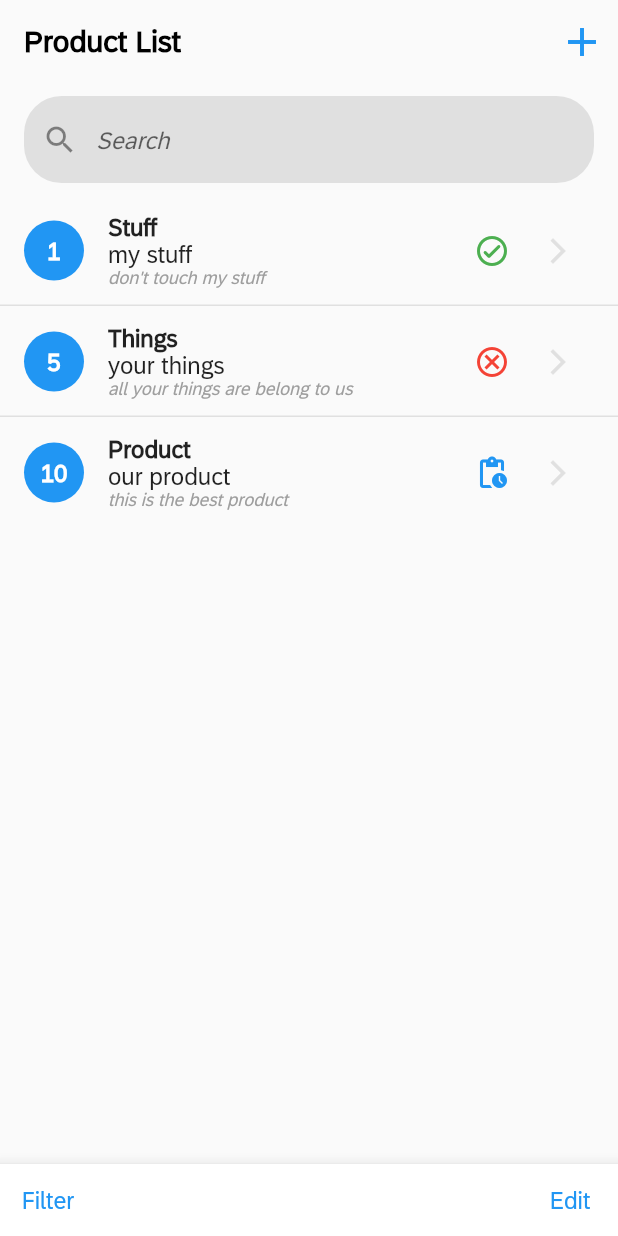
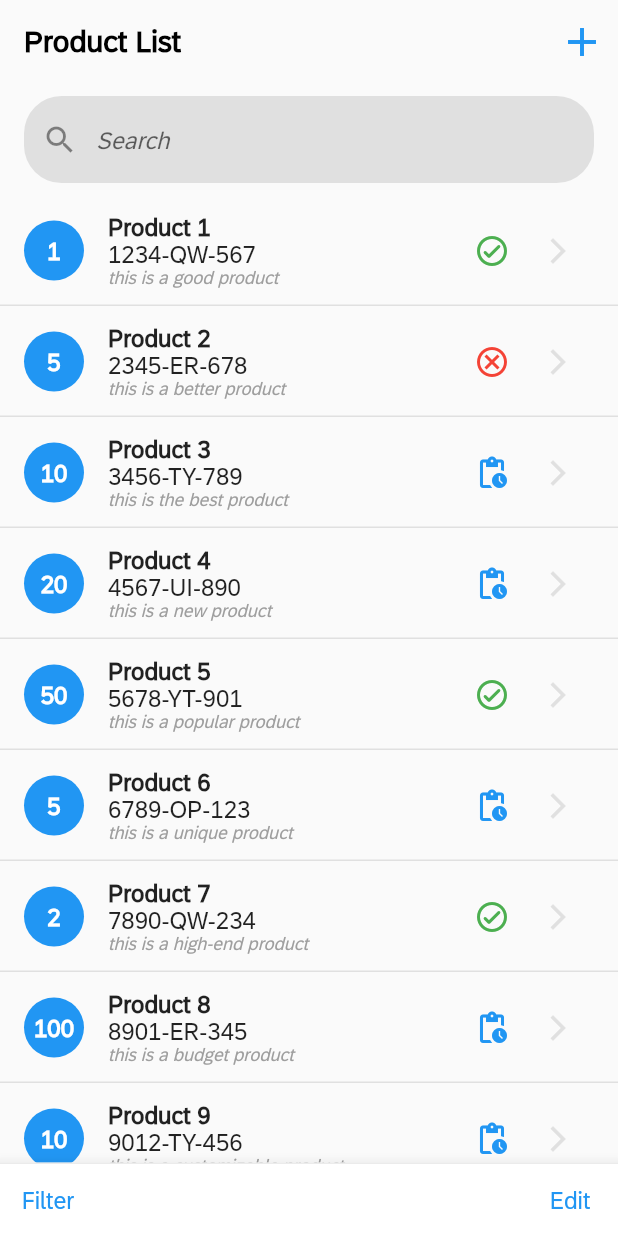
Before and after one commit to MindsetConsulting/com.mindset.ipv.fiori_flutter, a Flutter app: the screen it shows after launch, on a phone screen of 412 x 824 dp. Run offline on Flutter 3.47's test engine with Material 2 defaults, Android fonts, the phone set to English and light mode, and no system bars.

Commit message:
mock data refactored to separate file, additional fields and entries created

```diff
--- /dev/null
+++ b/lib/data.dart
@@ -0,0 +1,304 @@
+final List<Map<String, dynamic>> items = [
+  {
+    'id': '0',
+    'item': 'Product 1',
+    'description': '1234-QW-567',
+    'additionalInfo': 'this is a good product',
+    'status': 'Approved',
+    'priority': 'High',
+    'street': '123 Main St',
+    'city': 'Anytown',
+    'state': 'CA',
+    'zipCode': '12345',
+    'country': 'USA',
+    'phone': '123-456-7890',
+    'email': 'email@email.com',
+    'quantity': 1,
+    'assignedEmployee': [
+      {
+        'name': 'John Doe',
+      }
+    ],
+    'notes': [
+      {
+        'text':
+            'This product has been tested and meets all safety standards for use in the United States.',
+        'date': '08/01/2021',
+      },
+      {
+        'text':
+            'This product is made with high-quality materials and is designed to last for many years.',
+        'date': '08/02/2021',
+      },
+      {
+        'text':
+            'This product has received positive reviews from customers who have purchased it.',
+        'date': '08/03/2021',
+      },
+    ],
+  },
+  {
+    'id': '1',
+    'item': 'Product 2',
+    'description': '2345-ER-678',
+    'additionalInfo': 'this is a better product',
+    'status': 'Rejected',
+    'priority': 'Low',
+    'street': '456 Main St',
+    'city': 'Anytown',
+    'state': 'CA',
+    'zipCode': '12345',
+    'country': 'USA',
+    'phone': '123-456-7890',
+    'email': 'email@email.com',
+    'quantity': 5,
+    'assignedEmployee': [
+      {
+        'name': 'Jane Doe',
+      }
+    ],
+    'notes': [
+      {
+        'text':
+            'This product did not meet our quality standards and has been rejected.',
+        'date': '08/01/2021',
+      },
+      {
+        'text':
+            'We have identified several issues with this product that need to be addressed before it can be approved.',
+        'date': '08/02/2021',
+      },
+    ],
+  },
+  {
+    'id': '2',
+    'item': 'Product 3',
+    'description': '3456-TY-789',
+    'additionalInfo': 'this is the best product',
+    'status': 'Pending',
+    'priority': 'Medium',
+    'street': '789 Main St',
+    'city': 'Anytown',
+    'state': 'CA',
+    'zipCode': '12345',
+    'country': 'USA',
+    'phone': '123-456-7890',
+    'email': 'email@email.com',
+    'quantity': 10,
+    'assignedEmployee': [
+      {
+        'name': 'John Smith',
+      }
+    ],
+    'notes': [
+      {
+        'text':
+            'We are currently testing this product to ensure that it meets our quality standards.',
+        'date': '08/01/2021',
+      },
+      {
+        'text':
+            'We expect to have the results of our testing within the next week.',
+        'date': '08/02/2021',
+      },
+    ],
+  },
+  {
+    'id': '3',
+    'item': 'Product 4',
+    'description': '4567-UI-890',
+    'additionalInfo': 'this is a new product',
+    'status': 'Pending',
+    'priority': 'High',
+    'street': '456 Main St',
+    'city': 'Anytown',
+    'state': 'CA',
+    'zipCode': '12345',
+    'country': 'USA',
+    'phone': '123-456-7890',
+    'email': 'email@email.com',
+    'quantity': 20,
+    'assignedEmployee': [
+      {
+        'name': 'John Doe',
+      }
+    ],
+    'notes': [
+      {
+        'text':
+            'This is a new product that we are currently developing and testing.',
+        'date': '08/04/2021',
+      },
+      {
+        'text':
+            'We expect this product to be available for sale within the next few months.',
+        'date': '08/05/2021',
+      },
+    ],
+  },
+  {
+    'id': '4',
+    'item': 'Product 5',
+    'description': '5678-YT-901',
+    'additionalInfo': 'this is a popular product',
+    'status': 'Approved',
+    'priority': 'Medium',
+    'street': '789 Main St',
+    'city': 'Anytown',
+    'state': 'CA',
+    'zipCode': '12345',
+    'country': 'USA',
+    'phone': '123-456-7890',
+    'email': 'email@email.com',
+    'quantity': 50,
+    'assignedEmployee': [
+      {
+        'name': 'Jane Doe',
+      }
+    ],
+    'notes': [
+      {
+        'text':
+            'This product has been one of our most popular products for several years.',
+        'date': '08/06/2021',
+      },
+      {
+        'text':
+            'We have received many positive reviews from customers who have purchased this product.',
+        'date': '08/07/2021',
+      },
+    ],
+  },
+  {
+    'id': '5',
+    'item': 'Product 6',
+    'description': '6789-OP-123',
+    'additionalInfo': 'this is a unique product',
+    'status': 'Pending',
+    'priority': 'Low',
+    'street': '123 Main St',
+    'city': 'Anytown',
+    'state': 'CA',
+    'zipCode': '12345',
+    'country': 'USA',
+    'phone': '123-456-7890',
+    'email': 'email@email.com',
+    'quantity': 5,
+    'assignedEmployee': [
+      {
+        'name': 'John Smith',
+      }
+    ],
+    'notes': [
+      {
+        'text':
+            'This product is unique and has not been seen on the market before.',
+        'date': '08/08/2021',
+      },
+      {
+        'text':
+            'We are currently testing this product to ensure that it meets our quality standards.',
+        'date': '08/09/2021',
+      },
+    ],
+  },
+  {
+    'id': '6',
+    'item': 'Product 7',
+    'description': '7890-QW-234',
+    'additionalInfo': 'this is a high-end product',
+    'status': 'Approved',
+    'priority': 'High',
+    'street': '456 Main St',
+    'city': 'Anytown',
+    'state': 'CA',
+    'zipCode': '12345',
+    'country': 'USA',
+    'phone': '123-456-7890',
+    'email': 'email@email.com',
+    'quantity': 2,
+    'assignedEmployee': [
+      {
+        'name': 'Jane Smith',
+      }
+    ],
+    'notes': [
+      {
+        'text':
+            'This product is one of our highest-end products and is made with the finest materials.',
+        'date': '08/10/2021',
+      },
+      {
+        'text':
+            'We have received many positive reviews from customers who have purchased this product.',
+        'date': '08/11/2021',
+      },
+    ],
+  },
+  {
+    'id': '7',
+    'item': 'Product 8',
+    'description': '8901-ER-345',
+    'additionalInfo': 'this is a budget product',
+    'status': 'Pending',
+    'priority': 'Low',
+    'street': '789 Main St',
+    'city': 'Anytown',
+    'state': 'CA',
+    'zipCode': '12345',
+    'country': 'USA',
+    'phone': '123-456-7890',
+    'email': 'email@email.com',
+    'quantity': 100,
+    'assignedEmployee': [
+      {
+        'name': 'John Doe',
+      }
+    ],
+    'notes': [
+      {
+        'text':
+            'This product is one of our budget products and is designed to be affordable for everyone.',
+        'date': '08/12/2021',
+      },
+      {
+        'text':
+            'We have received many positive reviews from customers who have purchased this product.',
+        'date': '08/13/2021',
+      },
+    ],
+  },
+  {
+    'id': '8',
+    'item': 'Product 9',
+    'description': '9012-TY-456',
+    'additionalInfo': 'this is a customizable product',
+    'status': 'Pending',
+    'priority': 'Medium',
+    'street': '123 Main St',
+    'city': 'Anytown',
+    'state': 'CA',
+    'zipCode': '12345',
+    'country': 'USA',
+    'phone': '123-456-7890',
+    'email': 'email@email.com',
+    'quantity': 10,
+    'assignedEmployee': [
+      {
+        'name': 'Jane Smith',
+      }
+    ],
+    'notes': [
+      {
+        'text':
+            'This product is customizable and can be tailored to meet the specific needs of each customer.',
+        'date': '08/14/2021',
+      },
+      {
+        'text':
+            'We have received many positive reviews from customers who have purchased this product.',
+        'date': '08/15/2021',
+      },
+    ],
+  },
+];
--- a/lib/main.dart
+++ b/lib/main.dart
@@ -1,5 +1,6 @@
 import 'package:flutter/material.dart';
 import 'package:intl/intl.dart';
+import 'data.dart';
 
 void main() {
   runApp(const MainApp());
@@ -26,74 +27,6 @@ class ListReportPage extends StatefulWidget {
 class _ListReportPageState extends State<ListReportPage> {
   final TextEditingController _searchController = TextEditingController();
   String _searchText = '';
-  final List<Map<String, dynamic>> _items = [
-    {
-      'id': '0',
-      'item': 'Stuff',
-      'description': 'my stuff',
-      'additionalInfo': 'don\'t touch my stuff',
-      'status': 'Approved',
-      'street': '123 Main St',
-      'city': 'Anytown',
-      'state': 'CA',
-      'zipCode': '12345',
-      'country': 'USA',
-      'quantity': 1,
-      'notes': [
-        {
-          'text':
-              'This is a note with a bunch of extra text to see what it will look like no other reason than that just a bunch of text for testing this note thing',
-          'date': '08/01/2021',
-        },
-        {
-          'text': 'This is another note',
-          'date': '08/01/2021',
-        },
-      ],
-    },
-    {
-      'id': '1',
-      'item': 'Things',
-      'description': 'your things',
-      'additionalInfo': 'all your things are belong to us',
-      'status': 'Rejected',
-      'street': '456 Main St',
-      'city': 'Anytown',
-      'state': 'CA',
-      'zipCode': '12345',
-      'country': 'USA',
-      'quantity': 5,
-      'notes': [
-        {
-          'text': 'This is a note',
-          'date': '08/01/2021',
-        },
-      ],
-    },
-    {
-      'id': '2',
-      'item': 'Product',
-      'description': 'our product',
-      'additionalInfo': 'this is the best product',
-      'status': 'Pending',
-      'street': '789 Main St',
-      'city': 'Anytown',
-      'state': 'CA',
-      'zipCode': '12345',
-      'country': 'USA',
-      'quantity': 10,
-      'notes': [
-        {
-          'text': 'This is a note',
-          'date': '08/01/2021',
-        },
-        {
-          'text': 'This is another note',
-          'date': '08/01/2021',
-        },
-      ],
-    },
-  ];
 
   bool isEditing = false;
 
@@ -193,12 +126,13 @@ class _ListReportPageState extends State<ListReportPage> {
             ElevatedButton(
               onPressed: () {
                 setState(() {
-                  _items.add({
-                    'id': _items.length.toString(),
+                  items.add({
+                    'id': items.length.toString(),
                     'item': item,
                     'description': description,
                     'additionalInfo': additionalInfo,
                     'status': 'Pending',
+                    'priority': 'Low',
                     'street': '',
                     'city': '',
                     'state': '',
@@ -278,7 +212,7 @@ class _ListReportPageState extends State<ListReportPage> {
           const SizedBox(height: 8),
           Expanded(
             child: ListView.separated(
-              itemCount: _items.length,
+              itemCount: items.length,
               separatorBuilder: (BuildContext context, int index) {
                 return Divider(
                   color: Colors.grey[300],
@@ -288,13 +222,13 @@ class _ListReportPageState extends State<ListReportPage> {
               },
               itemBuilder: (BuildContext context, int index) {
                 if (_searchText.isNotEmpty &&
-                    !(_items[index]['item']!
+                    !(items[index]['item']!
                             .toLowerCase()
                             .contains(_searchText.toLowerCase()) ||
-                        _items[index]['description']!
+                        items[index]['description']!
                             .toLowerCase()
                             .contains(_searchText.toLowerCase()) ||
-                        _items[index]['additionalInfo']!
+                        items[index]['additionalInfo']!
                             .toLowerCase()
                             .contains(_searchText.toLowerCase()))) {
                   return const SizedBox.shrink();
@@ -306,17 +240,17 @@ class _ListReportPageState extends State<ListReportPage> {
                   ),
                   leading: isEditing
                       ? Checkbox(
-                          value: _items[index]['isChecked'] == 'true',
+                          value: items[index]['isChecked'] == 'true',
                           onChanged: (value) {
                             setState(() {
-                              _items[index]['isChecked'] = value.toString();
+                              items[index]['isChecked'] = value.toString();
                             });
                           },
                         )
                       : CircleAvatar(
                           backgroundColor: Colors.blue,
                           child: Text(
-                            '${_items[index]['quantity']}',
+                            '${items[index]['quantity']}',
                             style: const TextStyle(
                               fontFamily: 'SAP72',
                               fontWeight: FontWeight.bold,
@@ -332,20 +266,20 @@ class _ListReportPageState extends State<ListReportPage> {
                           crossAxisAlignment: CrossAxisAlignment.start,
                           children: [
                             Text(
-                              _items[index]['item']!,
+                              items[index]['item']!,
                               style: const TextStyle(
                                 fontFamily: 'SAP72',
                                 fontWeight: FontWeight.bold,
                               ),
                             ),
                             Text(
-                              _items[index]['description']!,
+                              items[index]['description']!,
                               style: const TextStyle(
                                 fontFamily: 'SAP72',
                               ),
                             ),
                             Text(
-                              _items[index]['additionalInfo']!,
+                              items[index]['additionalInfo']!,
                               style: const TextStyle(
                                   fontFamily: 'SAP72',
                                   fontSize: 12,
@@ -359,14 +293,14 @@ class _ListReportPageState extends State<ListReportPage> {
                         mainAxisSize: MainAxisSize.min,
                         children: [
                           Icon(
-                            _items[index]['status'] == 'Approved'
+                            items[index]['status'] == 'Approved'
                                 ? Icons.check_circle_outline_rounded
-                                : _items[index]['status'] == 'Pending'
+                                : items[index]['status'] == 'Pending'
                                     ? Icons.pending_actions
                                     : Icons.cancel_outlined,
-                            color: _items[index]['status'] == 'Approved'
+                            color: items[index]['status'] == 'Approved'
                                 ? Colors.green
-                                : _items[index]['status'] == 'Pending'
+                                : items[index]['status'] == 'Pending'
                                     ? Colors.blue
                                     : Colors.red,
                           ),
@@ -382,12 +316,12 @@ class _ListReportPageState extends State<ListReportPage> {
                                 context,
                                 MaterialPageRoute(
                                   builder: (context) => ObjectDetailPage(
-                                    item: _items[index],
+                                    item: items[index],
                                     updateItemStatus: (updatedItem) {
                                       setState(() {
-                                        int index = _items.indexWhere((item) =>
+                                        int index = items.indexWhere((item) =>
                                             item['id'] == updatedItem['id']);
-                                        _items[index] = updatedItem;
+                                        items[index] = updatedItem;
                                       });
                                     },
                                   ),
@@ -474,7 +408,7 @@ class _ListReportPageState extends State<ListReportPage> {
                                 ElevatedButton(
                                   onPressed: () {
                                     setState(() {
-                                      _items.removeWhere((item) =>
+                                      items.removeWhere((item) =>
                                           item['isChecked'] == 'true');
                                       isEditing = false;
                                     });
@@ -606,19 +540,6 @@ class _ObjectDetailPageState extends State<ObjectDetailPage> {
             color: Colors.black,
           ),
         ),
-        actions: [
-          TextButton(
-            onPressed: () {},
-            child: const Text(
-              'Edit',
-              style: TextStyle(
-                fontFamily: 'SAP72',
-                fontWeight: FontWeight.bold,
-                color: Colors.blue,
-              ),
-            ),
-          ),
-        ],
       ),
       body: SingleChildScrollView(
         child: Container(
@@ -676,6 +597,11 @@ class _ObjectDetailPageState extends State<ObjectDetailPage> {
                           ),
                         ),
                         const SizedBox(width: 16),
+                        Column(
+                          children: [
+                            const SizedBox(
+                              height: 12,
+                            ),
                             Icon(
                               _status == 'Approved'
                                   ? Icons.check_circle_outline_rounded
@@ -687,6 +613,20 @@ class _ObjectDetailPageState extends State<ObjectDetailPage> {
                                   : _status == 'Pending'
                                       ? Colors.blue
                                       : Colors.red,
+                            ),
+                            const SizedBox(height: 8),
+                            Text(
+                              widget.item['priority']!,
+                              style: TextStyle(
+                                fontSize: 12,
+                                color: widget.item['priority'] == 'Low'
+                                    ? Colors.black
+                                    : widget.item['priority'] == 'Medium'
+                                        ? Colors.black
+                                        : Colors.red,
+                              ),
+                            ),
+                          ],
                         ),
                       ],
                     ),
@@ -708,7 +648,7 @@ class _ObjectDetailPageState extends State<ObjectDetailPage> {
                     crossAxisAlignment: CrossAxisAlignment.start,
                     children: [
                       const Text(
-                        'Location',
+                        'Supplier Information',
                         style: TextStyle(
                           fontSize: 14,
                           fontWeight: FontWeight.bold,
@@ -735,9 +675,30 @@ class _ObjectDetailPageState extends State<ObjectDetailPage> {
                           fontSize: 14,
                         ),
                       ),
+                      const SizedBox(height: 20),
+                      Text(
+                        '${widget.item['phone']}',
+                        style: const TextStyle(
+                          fontSize: 14,
+                        ),
+                      ),
+                      const SizedBox(height: 2),
+                      Text(
+                        '${widget.item['email']}',
+                        style: const TextStyle(
+                          fontSize: 14,
+                          fontStyle: FontStyle.italic,
+                        ),
+                      ),
                     ],
                   ),
                 ),
+              ),
+              const SizedBox(height: 10),
+              Container(
+                width: double.infinity,
+                color: Colors.grey[200],
+                height: 30,
               ),
               const SizedBox(height: 10),
               Container(
@@ -871,54 +832,123 @@ class _ObjectDetailPageState extends State<ObjectDetailPage> {
         child: Row(
           mainAxisAlignment: MainAxisAlignment.spaceEvenly,
           children: [
+            IconButton(
+              onPressed: () {
+                // TODO: Implement edit button functionality
+              },
+              icon: const Icon(
+                Icons.edit,
+                color: Colors.blue,
+              ),
+            ),
+            IconButton(
+              onPressed: () {
+                final TextEditingController controller = TextEditingController(
+                    text: widget.item['quantity'].toString());
+                showDialog(
+                  context: context,
+                  builder: (BuildContext context) {
+                    return AlertDialog(
+                      title: const Text('Quantity'),
+                      content: Row(
+                        mainAxisAlignment: MainAxisAlignment.center,
+                        children: [
+                          IconButton(
+                            onPressed: () {
+                              int quantity = int.parse(controller.text);
+                              quantity--;
+                              controller.text = quantity.toString();
+                            },
+                            icon: const Icon(Icons.remove),
+                          ),
+                          SizedBox(
+                            width: 50,
+                            child: Container(
+                              child: TextField(
+                                controller: controller,
+                                textAlign: TextAlign.center,
+                                keyboardType: TextInputType.number,
+                                onChanged: (String value) {
+                                  setState(() {
+                                    widget.item['quantity'] = int.parse(value);
+                                  });
+                                },
+                                style: const TextStyle(
+                                  fontSize: 36,
+                                  fontWeight: FontWeight.bold,
+                                ),
+                              ),
+                            ),
+                          ),
+                          IconButton(
+                            onPressed: () {
+                              int quantity = int.parse(controller.text);
+                              quantity++;
+                              controller.text = quantity.toString();
+                            },
+                            icon: const Icon(Icons.add),
+                          ),
+                        ],
+                      ),
+                      actions: [
+                        TextButton(
+                          onPressed: () {
+                            Navigator.pop(context);
+                          },
+                          child: const Text('Cancel'),
+                        ),
+                        ElevatedButton(
+                          onPressed: () {
+                            setState(() {
+                              widget.item['quantity'] =
+                                  int.parse(controller.text);
+                            });
+                            Navigator.pop(context);
+                          },
+                          child: const Text('Save'),
+                        ),
+                      ],
+                    );
+                  },
+                );
+              },
+              icon: const Icon(
+                Icons.format_list_numbered,
+                color: Colors.blue,
+              ),
+            ),
             _status == 'Approved' || _status == 'Rejected'
-                ? const TextButton(
+                ? const IconButton(
                     onPressed: null,
-                    child: Text(
-                      'Reject',
-                      style: TextStyle(
-                        fontFamily: 'SAP72',
-                        fontWeight: FontWeight.bold,
+                    icon: Icon(
+                      Icons.close,
                       color: Colors.grey,
                     ),
-                    ),
                   )
-                : TextButton(
+                : IconButton(
                     onPressed: () {
                       _showConfirmationDialog('Reject');
                     },
-                    child: const Text(
-                      'Reject',
-                      style: TextStyle(
-                        fontFamily: 'SAP72',
-                        fontWeight: FontWeight.bold,
+                    icon: const Icon(
+                      Icons.close,
                       color: Colors.red,
                     ),
                   ),
-                  ),
             _status == 'Approved' || _status == 'Rejected'
-                ? const TextButton(
+                ? const IconButton(
                     onPressed: null,
-                    child: Text(
-                      'Approve',
-                      style: TextStyle(
-                        fontFamily: 'SAP72',
-                        fontWeight: FontWeight.bold,
+                    icon: Icon(
+                      Icons.check,
                       color: Colors.grey,
                     ),
-                    ),
                   )
-                : TextButton(
+                : IconButton(
                     onPressed: () {
                       _showConfirmationDialog('Approve');
                     },
-                    child: const Text(
-                      'Approve',
-                      style: TextStyle(
-                        fontFamily: 'SAP72',
-                        fontWeight: FontWeight.bold,
+                    icon: const Icon(
+                      Icons.check,
                       color: Colors.green,
-                      ),
                     ),
                   ),
           ],
```
Lines whose indentation alone changed are shown as unchanged.
